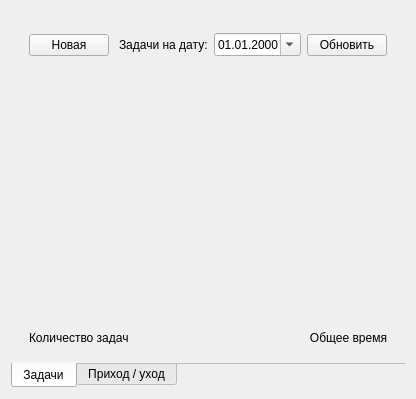
This is gui/main_form.ui in vodchella/NoveltyAssistant as Qt 5 draws it before an edit. The edited form follows.
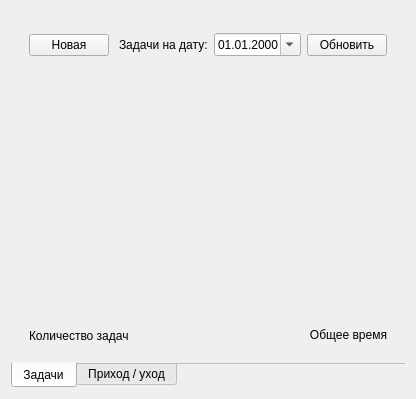
This is the edited form. Icons and pictures are not drawn. Custom widgets are drawn as their Qt base class.

Patch:
```diff
--- a/gui/main_form.ui
+++ b/gui/main_form.ui
@@ -141,7 +141,7 @@
          <property name="maximumSize">
           <size>
            <width>16777215</width>
-           <height>30</height>
+           <height>35</height>
           </size>
          </property>
          <layout class="QHBoxLayout" name="horizontalLayout_2">
```
